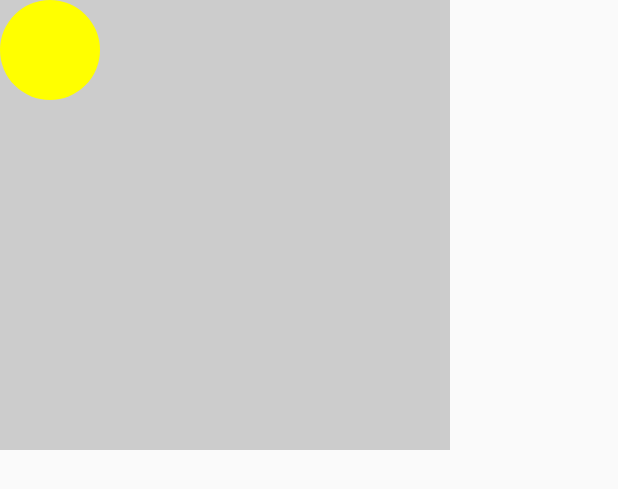
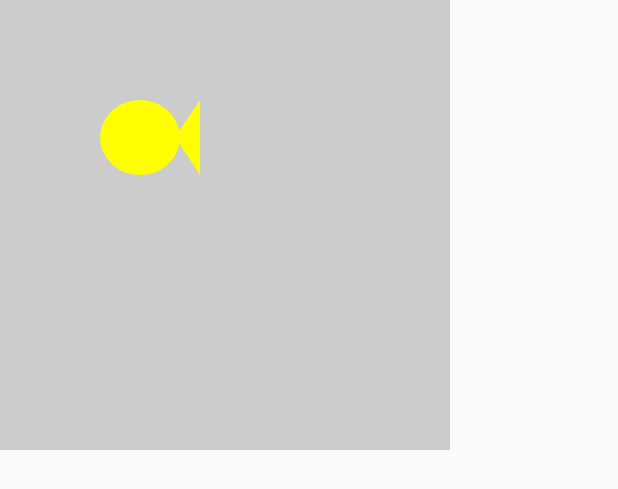
Before and after one commit to cynthisl/ubicomp, an Android app: the layout sample_aquarium_view.xml on its own in the app's theme, with its tools: preview values and no code run, on a phone screen of 412 x 824 dp. Shown: the top 489 px of the screen. Run offline under Robolectric (Android 15) with nearby library versions, the phone set to English and light mode, and no system bars.

Commit message:
we have fishie!

```diff
--- a/StepTracker/app/src/main/java/cynthisl/steptracker/AquariumView.java
+++ b/StepTracker/app/src/main/java/cynthisl/steptracker/AquariumView.java
@@ -5,6 +5,7 @@ import android.content.res.TypedArray;
 import android.graphics.Canvas;
 import android.graphics.Color;
 import android.graphics.Paint;
+import android.graphics.Path;
 import android.graphics.drawable.Drawable;
 import android.text.TextPaint;
 import android.util.AttributeSet;
@@ -48,8 +49,25 @@ public class AquariumView extends View {
 
     private void drawFish(Canvas canvas) {
 
+        int left = 100;
+        int top = 100;
+        int len = 100;
+        int height = 75;
+
+        Path tail = new Path();
+        tail.setFillType(Path.FillType.EVEN_ODD);
+        tail.moveTo((int)(left + len*.75), (int)(top + height*.5));
+        tail.lineTo((int)(left + len), (int)(top));
+        tail.lineTo(left+len, top+height);
+        tail.lineTo((int)(left+len*.75), (int)(top+height*.5));
+        tail.close();
+
+
         paint.setColor(Color.YELLOW);
+        paint.setStyle(Paint.Style.FILL);
 
-        canvas.drawCircle(50, 50, 50, paint);
+        canvas.drawOval(left, top, (int)(left+len*.8), top+height, paint);
+        canvas.drawPath(tail, paint);
+
     }
 }
```
